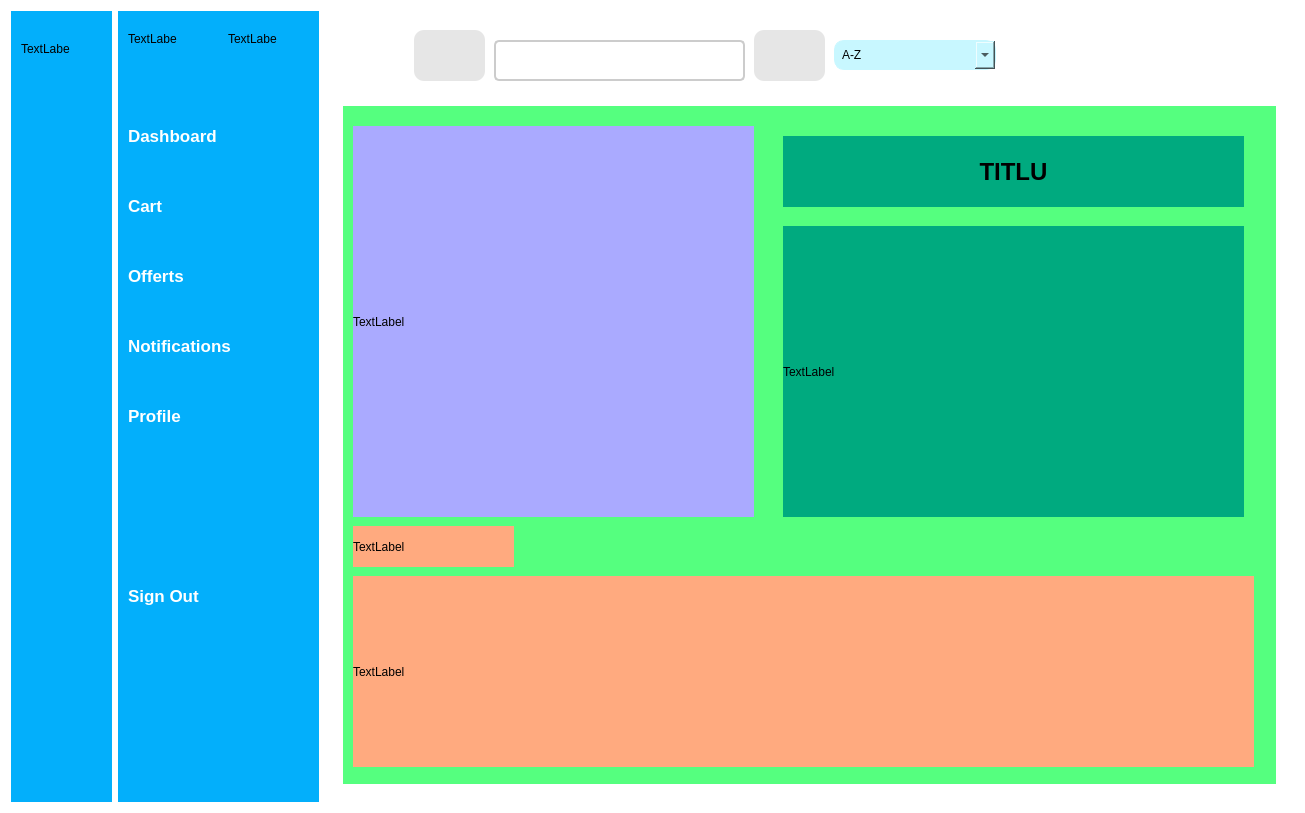
Qt form dashboard.ui (SabinGhost19/OOP-Project) before a commit.
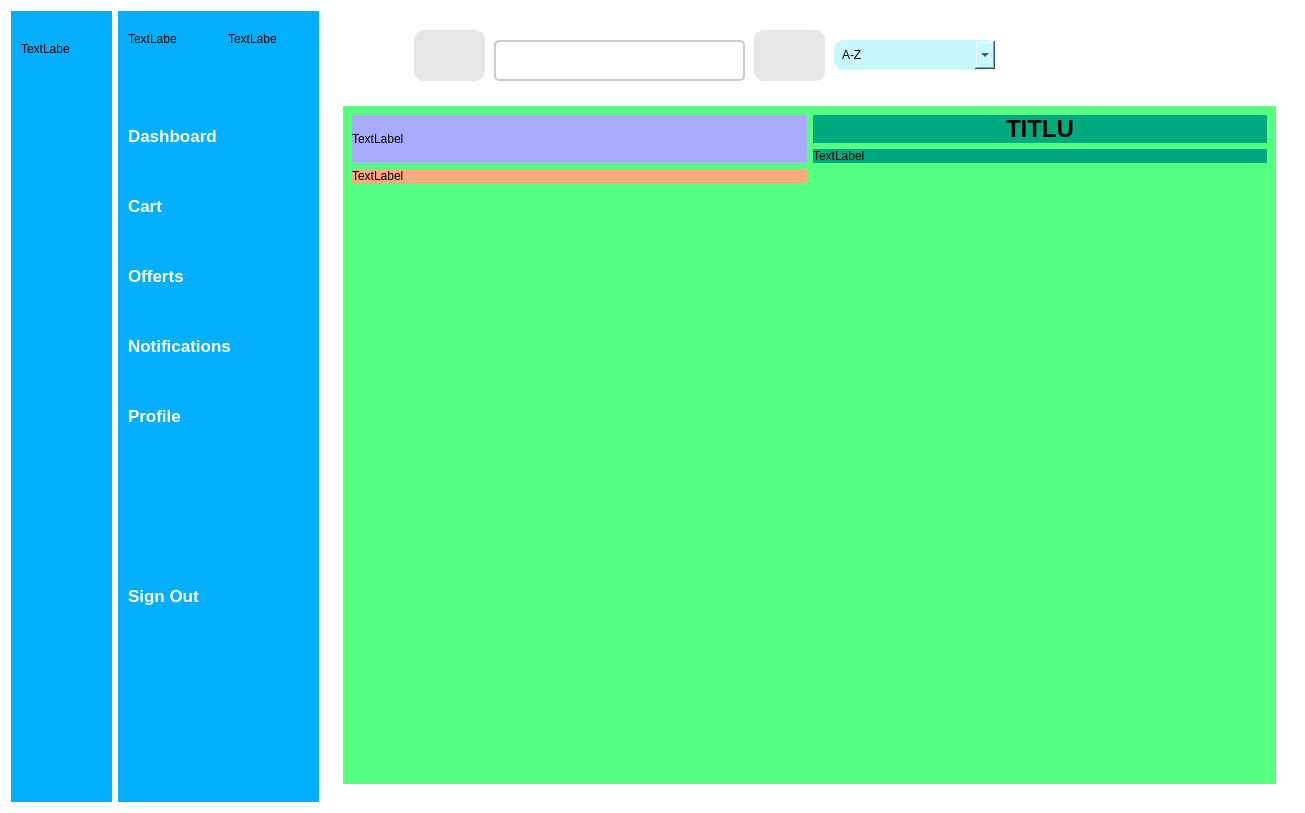
The same form after that commit. The open tabs and pages were chosen to show the change. Icons and pictures are not drawn.

Diff of the .ui file:
```diff
--- a/dashboard.ui
+++ b/dashboard.ui
@@ -395,15 +395,9 @@
             <property name="frameShadow">
              <enum>QFrame::Raised</enum>
             </property>
-            <widget class="QLabel" name="label_5">
-             <property name="geometry">
-              <rect>
-               <x>10</x>
-               <y>20</y>
-               <width>401</width>
-               <height>391</height>
-              </rect>
-             </property>
+            <layout class="QGridLayout" name="gridLayout_6">
+             <item row="0" column="0" rowspan="2">
+              <widget class="QLabel" name="imageLabel">
              <property name="styleSheet">
               <string notr="true">background-color: rgb(170, 170, 255);</string>
              </property>
@@ -411,15 +405,9 @@
               <string>TextLabel</string>
              </property>
             </widget>
-            <widget class="QLabel" name="label_6">
-             <property name="geometry">
-              <rect>
-               <x>440</x>
-               <y>30</y>
-               <width>461</width>
-               <height>71</height>
-              </rect>
-             </property>
+             </item>
+             <item row="0" column="1">
+              <widget class="QLabel" name="titleLabel">
              <property name="font">
               <font>
                <pointsize>18</pointsize>
@@ -436,31 +424,9 @@
               <set>Qt::AlignCenter</set>
              </property>
             </widget>
-            <widget class="QLabel" name="label_7">
-             <property name="geometry">
-              <rect>
-               <x>10</x>
-               <y>470</y>
-               <width>901</width>
-               <height>191</height>
-              </rect>
-             </property>
-             <property name="styleSheet">
-              <string notr="true">background-color: rgb(255, 170, 127);</string>
-             </property>
-             <property name="text">
-              <string>TextLabel</string>
-             </property>
-            </widget>
-            <widget class="QLabel" name="label_8">
-             <property name="geometry">
-              <rect>
-               <x>440</x>
-               <y>120</y>
-               <width>461</width>
-               <height>291</height>
-              </rect>
-             </property>
+             </item>
+             <item row="1" column="1">
+              <widget class="QLabel" name="descriptionLabel">
              <property name="styleSheet">
               <string notr="true">background-color: rgb(0, 170, 127);</string>
              </property>
@@ -468,15 +434,9 @@
               <string>TextLabel</string>
              </property>
             </widget>
-            <widget class="QLabel" name="label_9">
-             <property name="geometry">
-              <rect>
-               <x>10</x>
-               <y>420</y>
-               <width>161</width>
-               <height>41</height>
-              </rect>
-             </property>
+             </item>
+             <item row="2" column="0">
+              <widget class="QLabel" name="miniTitleLabel">
              <property name="styleSheet">
               <string notr="true">background-color: rgb(255, 170, 127);</string>
              </property>
@@ -484,6 +444,46 @@
               <string>TextLabel</string>
              </property>
             </widget>
+             </item>
+             <item row="3" column="0" colspan="2">
+              <widget class="QScrollArea" name="scrollArea_3">
+               <property name="styleSheet">
+                <string notr="true">QScrollBar:vertical {
+    border: none;
+    background-color: rgba(192, 192, 192, 0.5); /* Culoare gri transparent */
+    width: 12px; /* Lățimea barei de scroll */
+    margin: 20px 0 20px 0; /* Margini de sus și jos */
+    border-radius: 6px; /* Rotunjirea colțurilor */
+}
+
+QScrollBar::handle:vertical {
+    background-color: #707070; /* Culoarea mânerului (butonului de derulare) */
+    min-height: 20px; /* Înălțime minimă a mânerului */
+    border-radius: 6px; /* Rotunjirea colțurilor */
+}
+
+QScrollBar::add-line:vertical, QScrollBar::sub-line:vertical,
+QScrollBar::add-page:vertical, QScrollBar::sub-page:vertical {
+    background: none; /* Nu se afișează fundalul pentru butoanele de derulare */
+}
+</string>
+               </property>
+               <property name="widgetResizable">
+                <bool>true</bool>
+               </property>
+               <widget class="QWidget" name="scrollContent_3">
+                <property name="geometry">
+                 <rect>
+                  <x>0</x>
+                  <y>0</y>
+                  <width>919</width>
+                  <height>582</height>
+                 </rect>
+                </property>
+               </widget>
+              </widget>
+             </item>
+            </layout>
            </widget>
           </item>
          </layout>
```
Left out of the diff: 2 changed lines with no effect on the pictures. Lines whose indentation alone changed are shown as unchanged.
